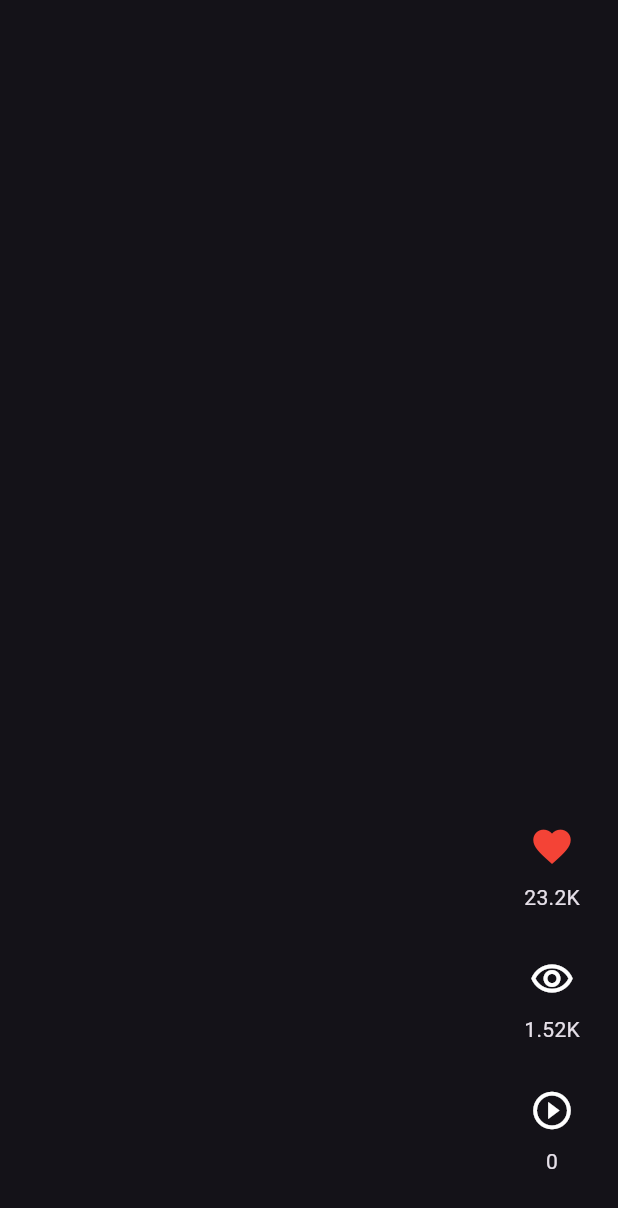
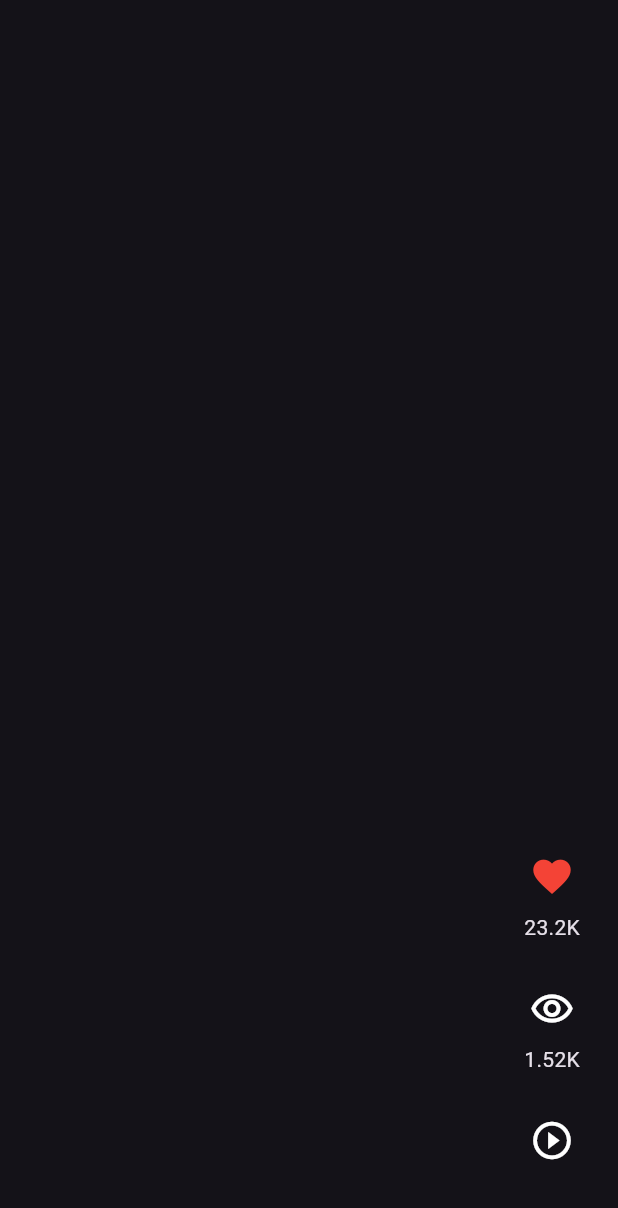
Before and after one commit to wildzek/video_app, a Flutter app: the screen it shows after launch, on a phone screen of 412 x 824 dp. Shown: the top 1208 px of the screen. Run offline on Flutter 3.47's test engine with Material 3 defaults, Android fonts, the phone set to English and light mode, and no system bars; our stand-ins replace animate_do.

Commit message:
Animation fixed, value 0 hidden

```diff
--- a/video_app/lib/presentation/screens/discover/widgets/shared/video_buttons.dart
+++ b/video_app/lib/presentation/screens/discover/widgets/shared/video_buttons.dart
@@ -40,7 +40,7 @@ class _CustomIconButton extends StatelessWidget {
   Widget build(BuildContext context) {
     return Column(
       children: [
-        IconButton(onPressed: () {}, icon: Icon(iconData, color: color, size: 30)),
+        IconButton(onPressed: () {}, icon: Icon(iconData, color: color, size: 30)), if (value!=0)
         Text(HumanFormats.humanReadableNumber(value.toDouble())),
       ],
     );
```
